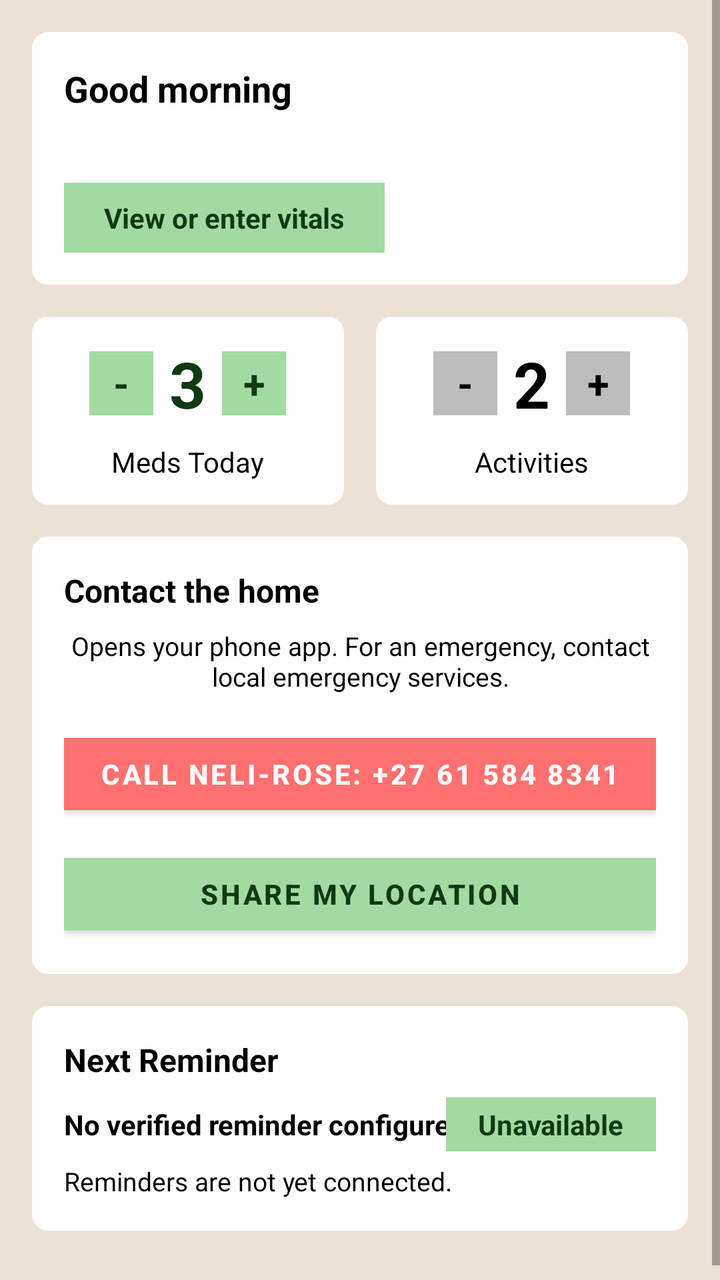
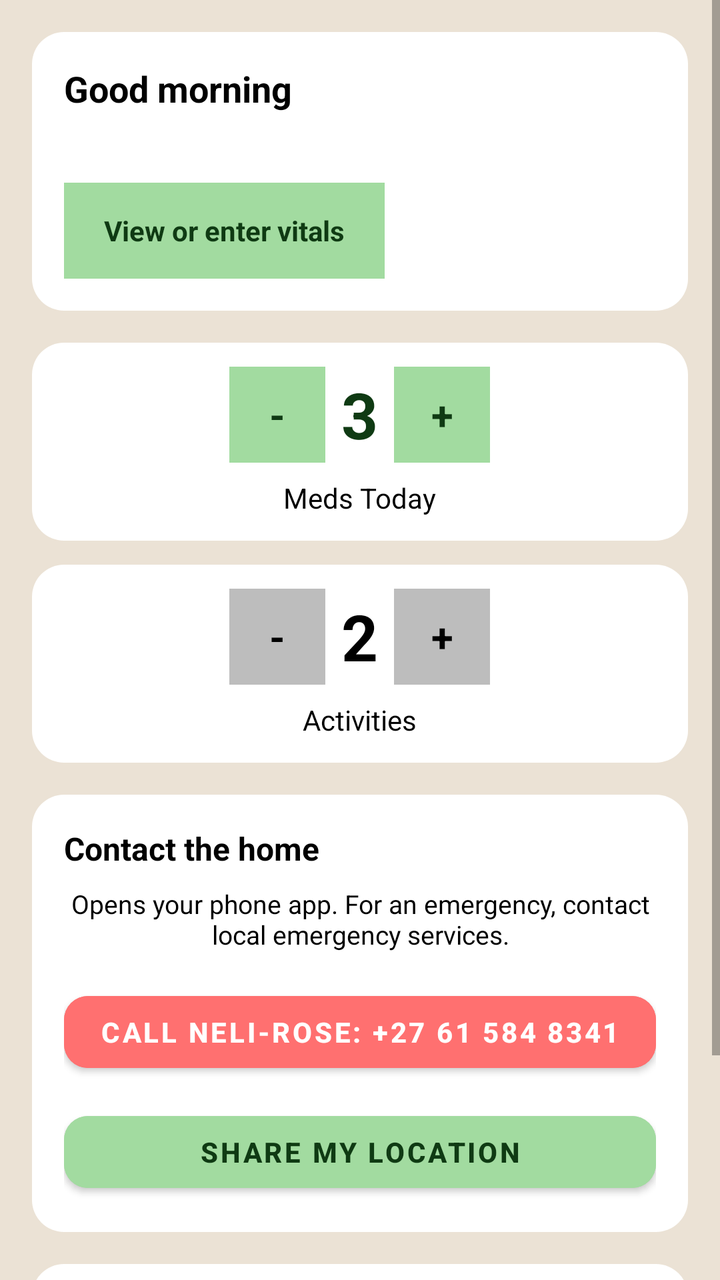

Screens rendered from an Android XML layout before and after an edit, with the pre-edit source and the edit as a unified diff.
<!-- AndroidManifest.xml: application theme Theme.NeliRoseApp -->
<!-- res/layout/fragment_home.xml -->
<?xml version="1.0" encoding="utf-8"?>
<ScrollView xmlns:android="http://schemas.android.com/apk/res/android"
    xmlns:app="http://schemas.android.com/apk/res-auto"
    android:layout_width="match_parent"
    android:layout_height="match_parent"
    android:background="@color/neli_cream"
    android:fillViewport="true">

    <LinearLayout
        android:layout_width="match_parent"
        android:layout_height="wrap_content"
        android:orientation="vertical"
        android:padding="16dp">

        
        <LinearLayout
            android:layout_width="match_parent"
            android:layout_height="wrap_content"
            android:layout_marginBottom="16dp"
            android:background="@drawable/bg_card"
            android:orientation="vertical"
            android:padding="16dp">

            <TextView
                android:id="@+id/tvGreeting"
                android:layout_width="wrap_content"
                android:layout_height="wrap_content"
                android:text="Good morning"
                android:textColor="@android:color/black"
                android:textSize="18sp"
                android:textStyle="bold" />

            <TextView
                android:id="@+id/tvDate"
                android:layout_width="wrap_content"
                android:layout_height="wrap_content"
                android:layout_marginTop="6dp"
                android:textColor="@android:color/black"
                android:textSize="14sp" />

            <TextView
                android:id="@+id/tvVitalsCheckedBadge"
                android:layout_width="wrap_content"
                android:layout_height="wrap_content"
                android:layout_marginTop="10dp"
                android:background="@color/neli_light_green"
                android:clickable="true"
                android:focusable="true"
                android:paddingStart="20dp"
                android:paddingTop="8dp"
                android:paddingEnd="20dp"
                android:paddingBottom="8dp"
                android:text="View or enter vitals"
                android:textColor="@color/neli_green"
                android:textSize="14sp"
                android:textStyle="bold" />
        </LinearLayout>

        
        <LinearLayout
            android:layout_width="match_parent"
            android:layout_height="wrap_content"
            android:layout_marginBottom="16dp"
            android:baselineAligned="false"
            android:orientation="horizontal">

            
            <LinearLayout
                android:layout_width="0dp"
                android:layout_height="wrap_content"
                android:layout_marginEnd="8dp"
                android:layout_weight="1"
                android:background="@drawable/bg_card"
                android:gravity="center_horizontal"
                android:orientation="vertical"
                android:padding="12dp">

                <LinearLayout
                    android:layout_width="wrap_content"
                    android:layout_height="wrap_content"
                    android:gravity="center_vertical"
                    android:orientation="horizontal">

                    <TextView
                        android:id="@+id/btnMedsMinus"
                        android:layout_width="32dp"
                        android:layout_height="32dp"
                        android:background="@color/neli_light_green"
                        android:gravity="center"
                        android:text="-"
                        android:textColor="@color/neli_green"
                        android:textSize="20sp"
                        android:textStyle="bold" />

                    <TextView
                        android:id="@+id/tvStatMedsCount"
                        android:layout_width="wrap_content"
                        android:layout_height="wrap_content"
                        android:layout_marginStart="8dp"
                        android:layout_marginEnd="8dp"
                        android:text="3"
                        android:textColor="@color/neli_green"
                        android:textSize="32sp"
                        android:textStyle="bold" />

                    <TextView
                        android:id="@+id/btnMedsPlus"
                        android:layout_width="32dp"
                        android:layout_height="32dp"
                        android:background="@color/neli_light_green"
                        android:gravity="center"
                        android:text="+"
                        android:textColor="@color/neli_green"
                        android:textSize="20sp"
                        android:textStyle="bold" />
                </LinearLayout>

                <TextView
                    android:layout_width="wrap_content"
                    android:layout_height="wrap_content"
                    android:layout_marginTop="8dp"
                    android:text="Meds Today"
                    android:textColor="@android:color/black"
                    android:textSize="14sp" />
            </LinearLayout>

            
            <LinearLayout
                android:layout_width="0dp"
                android:layout_height="wrap_content"
                android:layout_marginStart="8dp"
                android:layout_weight="1"
                android:background="@drawable/bg_card"
                android:gravity="center_horizontal"
                android:orientation="vertical"
                android:padding="12dp">

                <LinearLayout
                    android:layout_width="wrap_content"
                    android:layout_height="wrap_content"
                    android:gravity="center_vertical"
                    android:orientation="horizontal">

                    <TextView
                        android:id="@+id/btnActivitiesMinus"
                        android:layout_width="32dp"
                        android:layout_height="32dp"
                        android:background="@color/neli_grey"
                        android:gravity="center"
                        android:text="-"
                        android:textColor="@android:color/black"
                        android:textSize="20sp"
                        android:textStyle="bold" />

                    <TextView
                        android:id="@+id/tvStatActivitiesCount"
                        android:layout_width="wrap_content"
                        android:layout_height="wrap_content"
                        android:layout_marginStart="8dp"
                        android:layout_marginEnd="8dp"
                        android:text="2"
                        android:textColor="@android:color/black"
                        android:textSize="32sp"
                        android:textStyle="bold" />

                    <TextView
                        android:id="@+id/btnActivitiesPlus"
                        android:layout_width="32dp"
                        android:layout_height="32dp"
                        android:background="@color/neli_grey"
                        android:gravity="center"
                        android:text="+"
                        android:textColor="@android:color/black"
                        android:textSize="20sp"
                        android:textStyle="bold" />
                </LinearLayout>

                <TextView
                    android:layout_width="wrap_content"
                    android:layout_height="wrap_content"
                    android:layout_marginTop="8dp"
                    android:text="Activities"
                    android:textColor="@android:color/black"
                    android:textSize="14sp" />
            </LinearLayout>
        </LinearLayout>

        
        <LinearLayout
            android:layout_width="match_parent"
            android:layout_height="wrap_content"
            android:layout_marginBottom="16dp"
            android:background="@drawable/bg_card"
            android:orientation="vertical"
            android:padding="16dp">

            <TextView
                android:layout_width="wrap_content"
                android:layout_height="wrap_content"
                android:text="Contact the home"
                android:textColor="@android:color/black"
                android:textSize="16sp"
                android:textStyle="bold" />

            <TextView
                android:layout_width="match_parent"
                android:layout_height="wrap_content"
                android:layout_marginTop="8dp"
                android:gravity="center"
                android:text="Opens your phone app. For an emergency, contact local emergency services."
                android:textColor="@android:color/black"
                android:textSize="13sp" />

            <com.google.android.material.button.MaterialButton
                android:id="@+id/btnCallCaregiver"
                android:layout_width="match_parent"
                android:layout_height="48dp"
                android:layout_marginTop="16dp"
                android:backgroundTint="#FFFF7070"
                android:text="Call Neli-Rose: +27 61 584 8341"
                android:textColor="@android:color/white"
                android:textSize="14sp"
                android:textStyle="bold"
                app:cornerRadius="0dp" />

            <com.google.android.material.button.MaterialButton
                android:id="@+id/btnShareLocation"
                android:layout_width="match_parent"
                android:layout_height="48dp"
                android:layout_marginTop="12dp"
                android:backgroundTint="@color/neli_light_green"
                android:text="Share My Location"
                android:textColor="@color/neli_green"
                android:textSize="14sp"
                android:textStyle="bold"
                app:cornerRadius="0dp" />
        </LinearLayout>

        
        <LinearLayout
            android:layout_width="match_parent"
            android:layout_height="wrap_content"
            android:layout_marginBottom="16dp"
            android:background="@drawable/bg_card"
            android:orientation="vertical"
            android:padding="16dp">

            <TextView
                android:layout_width="wrap_content"
                android:layout_height="wrap_content"
                android:text="Next Reminder"
                android:textColor="@android:color/black"
                android:textSize="16sp"
                android:textStyle="bold" />

            <RelativeLayout
                android:layout_width="match_parent"
                android:layout_height="wrap_content"
                android:layout_marginTop="8dp">

                <TextView
                    android:layout_width="wrap_content"
                    android:layout_height="wrap_content"
                    android:layout_alignParentStart="true"
                    android:layout_centerVertical="true"
                    android:text="No verified reminder configured"
                    android:textColor="@android:color/black"
                    android:textSize="14sp"
                    android:textStyle="bold" />

                <TextView
                    android:id="@+id/tvReminderIn"
                    android:layout_width="wrap_content"
                    android:layout_height="wrap_content"
                    android:layout_alignParentEnd="true"
                    android:background="@color/neli_light_green"
                    android:paddingStart="16dp"
                    android:paddingTop="4dp"
                    android:paddingEnd="16dp"
                    android:paddingBottom="4dp"
                    android:text="Unavailable"
                    android:textColor="@color/neli_green"
                    android:textSize="14sp"
                    android:textStyle="bold" />
            </RelativeLayout>

            <TextView
                android:layout_width="wrap_content"
                android:layout_height="wrap_content"
                android:layout_marginTop="6dp"
                android:text="Reminders are not yet connected."
                android:textColor="@android:color/black"
                android:textSize="13sp" />
        </LinearLayout>

    </LinearLayout>
</ScrollView>
<!-- resources referenced by this layout -->
<resources>
  <color name="neli_cream">#EBE2D5</color>
  <color name="neli_green">#0F3A13</color>
  <color name="neli_grey">#BDBDBD</color>
  <color name="neli_light_green">#A2DBA0</color>
  <!-- drawable bg_card (drawable) -->
  <?xml version="1.0" encoding="utf-8"?>
  <shape xmlns:android="http://schemas.android.com/apk/res/android"
      android:shape="rectangle">
      <solid android:color="@android:color/white" />
      <corners android:radius="8dp" />
  </shape>
  <style name="Theme.NeliRoseApp" parent="Theme.MaterialComponents.Light.NoActionBar">
          
          <item name="colorPrimary">@color/neli_green</item>
          <item name="colorPrimaryVariant">@color/neli_green_dark</item>
          <item name="colorOnPrimary">@android:color/white</item>
  
          
          <item name="android:windowBackground">@color/neli_cream</item>
          <item name="android:forceDarkAllowed" tools:targetApi="q">false</item>
  
          
          <item name="android:statusBarColor">@color/neli_green_dark</item>
          <item name="android:windowLightStatusBar">false</item>
      </style>
  <color name="neli_green_dark">#08230B</color>
</resources>

<!-- the commit's change to res/layout/fragment_home.xml (unified diff, before → after) -->
@@ -42,6 +42,8 @@
                 android:id="@+id/tvVitalsCheckedBadge"
                 android:layout_width="wrap_content"
                 android:layout_height="wrap_content"
+                android:minHeight="48dp"
+                android:gravity="center_vertical"
                 android:layout_marginTop="10dp"
                 android:background="@color/neli_light_green"
                 android:clickable="true"
@@ -62,14 +64,13 @@
             android:layout_height="wrap_content"
             android:layout_marginBottom="16dp"
             android:baselineAligned="false"
-            android:orientation="horizontal">
+            android:orientation="vertical">
 
             
             <LinearLayout
-                android:layout_width="0dp"
-                android:layout_height="wrap_content"
-                android:layout_marginEnd="8dp"
-                android:layout_weight="1"
+                android:layout_width="match_parent"
+                android:layout_height="wrap_content"
+                android:layout_marginBottom="12dp"
                 android:background="@drawable/bg_card"
                 android:gravity="center_horizontal"
                 android:orientation="vertical"
@@ -83,8 +84,11 @@
 
                     <TextView
                         android:id="@+id/btnMedsMinus"
-                        android:layout_width="32dp"
-                        android:layout_height="32dp"
+                        android:layout_width="48dp"
+                        android:layout_height="48dp"
+                        android:clickable="true"
+                        android:focusable="true"
+                        android:contentDescription="Decrease medication count"
                         android:background="@color/neli_light_green"
                         android:gravity="center"
                         android:text="-"
@@ -105,8 +109,11 @@
 
                     <TextView
                         android:id="@+id/btnMedsPlus"
-                        android:layout_width="32dp"
-                        android:layout_height="32dp"
+                        android:layout_width="48dp"
+                        android:layout_height="48dp"
+                        android:clickable="true"
+                        android:focusable="true"
+                        android:contentDescription="Increase medication count"
                         android:background="@color/neli_light_green"
                         android:gravity="center"
                         android:text="+"
@@ -126,10 +133,8 @@
 
             
             <LinearLayout
-                android:layout_width="0dp"
-                android:layout_height="wrap_content"
-                android:layout_marginStart="8dp"
-                android:layout_weight="1"
+                android:layout_width="match_parent"
+                android:layout_height="wrap_content"
                 android:background="@drawable/bg_card"
                 android:gravity="center_horizontal"
                 android:orientation="vertical"
@@ -143,8 +148,11 @@
 
                     <TextView
                         android:id="@+id/btnActivitiesMinus"
-                        android:layout_width="32dp"
-                        android:layout_height="32dp"
+                        android:layout_width="48dp"
+                        android:layout_height="48dp"
+                        android:clickable="true"
+                        android:focusable="true"
+                        android:contentDescription="Decrease activity count"
                         android:background="@color/neli_grey"
                         android:gravity="center"
                         android:text="-"
@@ -165,8 +173,11 @@
 
                     <TextView
                         android:id="@+id/btnActivitiesPlus"
-                        android:layout_width="32dp"
-                        android:layout_height="32dp"
+                        android:layout_width="48dp"
+                        android:layout_height="48dp"
+                        android:clickable="true"
+                        android:focusable="true"
+                        android:contentDescription="Increase activity count"
                         android:background="@color/neli_grey"
                         android:gravity="center"
                         android:text="+"
@@ -221,7 +232,7 @@
                 android:textColor="@android:color/white"
                 android:textSize="14sp"
                 android:textStyle="bold"
-                app:cornerRadius="0dp" />
+                app:cornerRadius="12dp" />
 
             <com.google.android.material.button.MaterialButton
                 android:id="@+id/btnShareLocation"
@@ -233,7 +244,7 @@
                 android:textColor="@color/neli_green"
                 android:textSize="14sp"
                 android:textStyle="bold"
-                app:cornerRadius="0dp" />
+                app:cornerRadius="12dp" />
         </LinearLayout>
 
         
<!-- resource entries referenced after the edit -->
@@ -9,7 +9,7 @@
   <shape xmlns:android="http://schemas.android.com/apk/res/android"
       android:shape="rectangle">
       <solid android:color="@android:color/white" />
-      <corners android:radius="8dp" />
+      <corners android:radius="16dp" />
   </shape>
   <style name="Theme.NeliRoseApp" parent="Theme.MaterialComponents.Light.NoActionBar">
           
